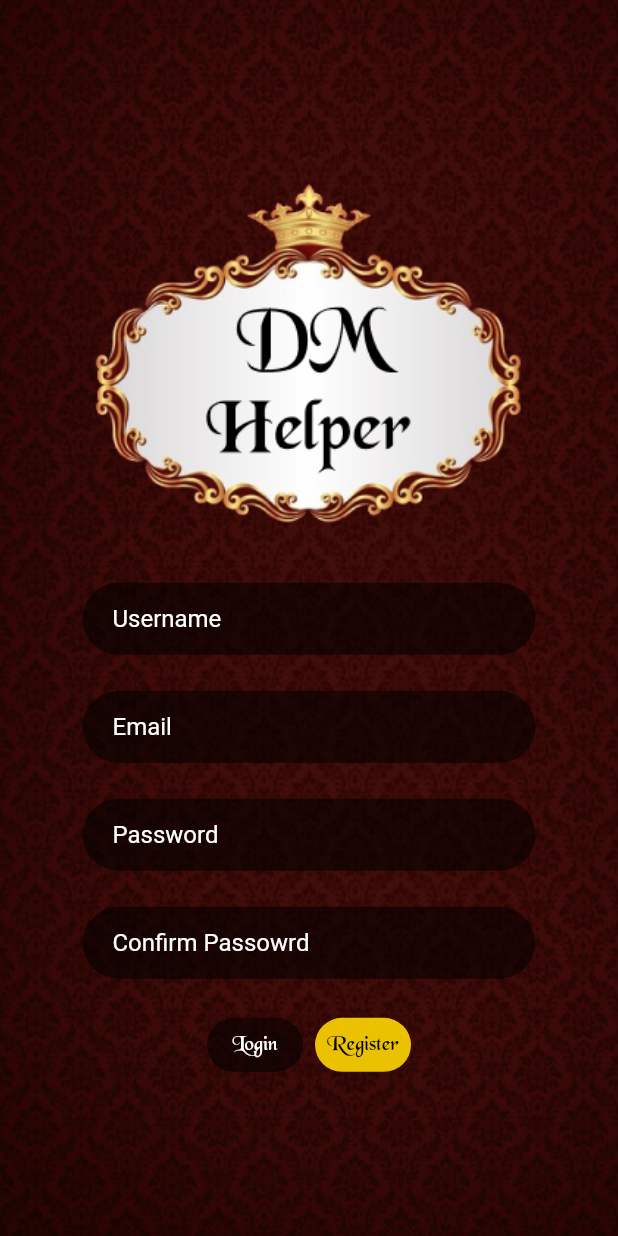
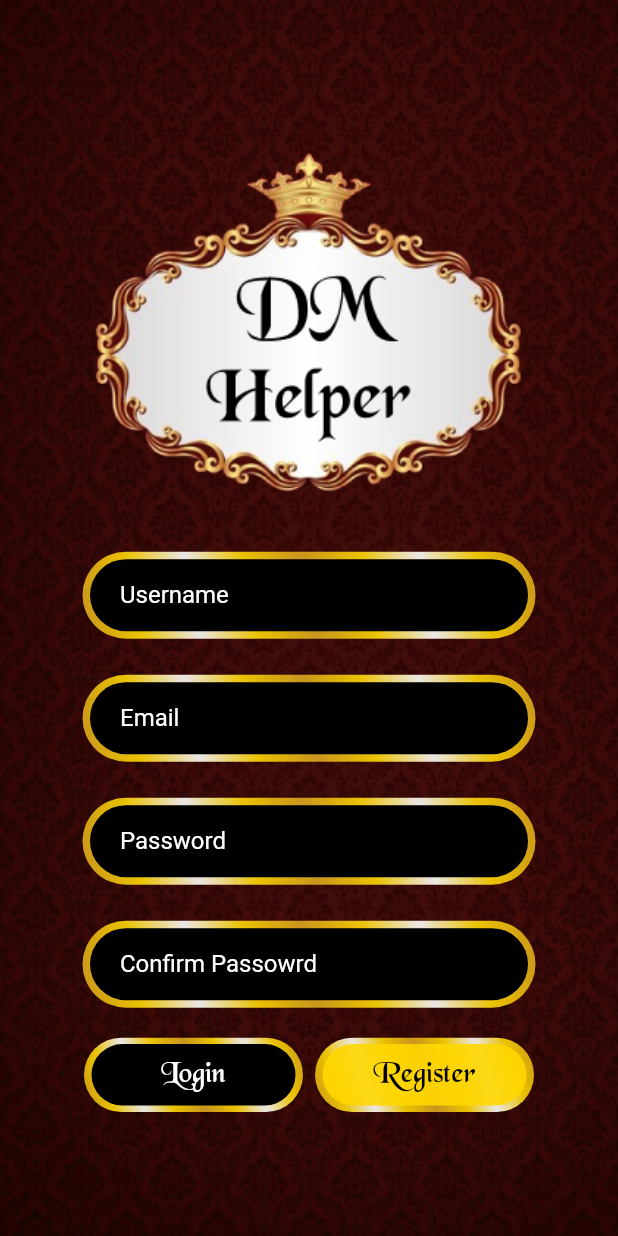
Before and after one commit to AlfonsoSarro/dm_helper, a Flutter app: the LoginPage screen opened directly, after a tap on "Login", after a tap on "Register", on a phone screen of 412 x 824 dp. Run offline on Flutter 3.47's test engine with Material 2 defaults, Android fonts, the phone set to English and light mode, and no system bars; our stand-ins replace firebase_auth, firebase_core, shimmer; accounts and stored records are empty.

Commit message:
Started fixing the themes

```diff
--- /dev/null
+++ b/lib/data/themes.dart
@@ -0,0 +1,40 @@
+import 'package:flutter/material.dart';
+import 'package:shimmer/shimmer.dart';
+
+class MyThemes {
+  static LinearGradient goldGradient = const LinearGradient(
+    begin: Alignment.bottomLeft,
+    end: Alignment.topRight,
+    colors: <Color>[
+      Color(0xe5DAA520),
+      Color(0xe5FFD700),
+      Color(0xe5FFFFFF),
+      Color(0xe5FFD700),
+      Color(0xe5DAA520),
+      Color(0xe5FFD700),
+      Color(0xe5FFFFFF),
+      Color(0xe5FFD700),
+      Color(0xe5DAA520),
+    ]
+  );
+
+  static Color primary = const Color(0xe5FFD700);
+
+  static Text primaryText(String text) => Text(
+    text,
+    style: TextStyle(
+      color: Colors.black,
+      fontFamily: 'blackchancery',
+      fontSize: 20,
+    ),
+  );
+
+  static Text secondaryText(String text) => Text(
+    text,
+    style: TextStyle(
+      color: Colors.white,
+      fontFamily: 'blackchancery',
+      fontSize: 20,
+    ),
+  );
+}
--- a/lib/main.dart
+++ b/lib/main.dart
@@ -24,7 +24,7 @@ class MyApp extends StatelessWidget {
         primarySwatch: Colors.blue,
       ),
       debugShowCheckedModeBanner: false,
-      home: const MapPage(),
+      home: const LoginPage(),
     );
   }
 }
--- a/lib/pages/login.dart
+++ b/lib/pages/login.dart
@@ -1,3 +1,4 @@
+import 'package:dm_helper/data/themes.dart';
 import 'package:flutter/material.dart';
 import '../control/authentication.dart';
 import '../widgets/filled_button.dart';
@@ -88,15 +89,17 @@ class _LoginPage extends State<LoginPage> {
                 ButtonBar(
                     mainAxisSize: MainAxisSize.min,
                     children: <Widget>[
-                      FilledButton(text: 'Login',
-                        colorBack: const Color(0xe5ffd700),
-                        colorText: const Color(0xFF000000),
+                      FilledButton(
+                        text: MyThemes.primaryText("Login"),
+                        colorBack: MyThemes.primary,
                         callback: loginFunc,
+                        width: (MediaQuery.of(context).size.width - (CustomTextField.horizontalPadding*2) - 10) / 2,
                       ),
-                      const FilledButton(text: "Register",
-                        colorBack: Color.fromRGBO(0, 0, 0, 0.56),
-                        colorText: Color(0xFFFFFFFF),
+                      FilledButton(
+                        text: MyThemes.secondaryText("Register"),
+                        colorBack: Color.fromRGBO(0, 0, 0, 1.0),
                         pageToShow: RegisterPage(),
+                        width: (MediaQuery.of(context).size.width - (CustomTextField.horizontalPadding*2) - 10) / 2,
                       )
                     ]
                 )
--- a/lib/pages/register.dart
+++ b/lib/pages/register.dart
@@ -1,6 +1,7 @@
 // ignore_for_file: avoid_print
 
 import 'package:dm_helper/control/authentication.dart';
+import 'package:dm_helper/data/themes.dart';
 import 'package:flutter/material.dart';
 import '../widgets/filled_button.dart';
 import '../widgets/custom_text_field.dart';
@@ -116,15 +117,17 @@ class _RegisterPage extends State<RegisterPage> {
                       ButtonBar(
                           mainAxisSize: MainAxisSize.min,
                           children: <Widget>[
-                            FilledButton(text: "Login",
-                              colorBack: Color.fromRGBO(0, 0, 0, 0.56),
-                              colorText: Color(0xFFFFFFFF),
+                            FilledButton(
+                              text: MyThemes.secondaryText("Login"),
+                              colorBack: Color.fromRGBO(0, 0, 0, 1.0),
                               callback: () {Navigator.pop(context);},
+                              width: (MediaQuery.of(context).size.width - (CustomTextField.horizontalPadding*2) - 10 - 30) / 2,
                             ),
-                            FilledButton(text: 'Register',
+                            FilledButton(
+                              text: MyThemes.primaryText("Register"),
                               colorBack: const Color(0xe5ffd700),
-                              colorText: const Color(0xFF000000),
                               callback: registerFunc,
+                              width: (MediaQuery.of(context).size.width - (CustomTextField.horizontalPadding*2) - 10 - 30) / 2,
                             )
                           ]
                       )
--- a/lib/widgets/custom_text_field.dart
+++ b/lib/widgets/custom_text_field.dart
@@ -1,9 +1,12 @@
 import 'package:flutter/material.dart';
+import '../data/themes.dart';
 
 class CustomTextField extends StatelessWidget {
   final String hint;
   final bool pass;
   final TextEditingController? controller;
+  static const double horizontalPadding = 40;
+  static const double verticalPadding = 12;
 
   //const CustomTextField(this.hint, this.pass, {super.key});
   const CustomTextField({
@@ -17,11 +20,17 @@ class CustomTextField extends StatelessWidget {
   Widget build(BuildContext context) {
     return Padding(
         padding: const EdgeInsets.only(
-          left: 40,
-          top: 12,
-          right: 40,
-          bottom: 12,
+          left: horizontalPadding,
+          top: verticalPadding,
+          right: horizontalPadding,
+          bottom: verticalPadding,
         ),
+        child: Container(
+          decoration: BoxDecoration(
+              gradient: MyThemes.goldGradient,
+              borderRadius: const BorderRadius.all(Radius.circular(50))
+          ),
+          padding: const EdgeInsets.fromLTRB(5, 5, 5, 5),
           child: TextField(
               controller: controller,
               style: const TextStyle(
@@ -35,7 +44,7 @@ class CustomTextField extends StatelessWidget {
                       right: 20
                   ),
                   filled: true,
-                fillColor: const Color.fromRGBO(0, 0, 0, 0.56),
+                  fillColor: const Color.fromRGBO(0, 0, 0, 1),
                   hintStyle: const TextStyle(color: Colors.white),
                   hintText: hint,
                   border: OutlineInputBorder(
@@ -43,6 +52,7 @@ class CustomTextField extends StatelessWidget {
                     borderRadius: BorderRadius.circular(50),
                   )
               )
+          ),
         )
     );
   }
--- a/lib/widgets/filled_button.dart
+++ b/lib/widgets/filled_button.dart
@@ -1,26 +1,34 @@
+import 'package:dm_helper/data/themes.dart';
 import 'package:dm_helper/pages/login.dart';
 import 'package:flutter/material.dart';
 
 class FilledButton extends StatelessWidget {
-  final String text;
+  final Text text;
   final Color colorBack;
-  final Color colorText;
   final Widget pageToShow;
   final VoidCallback? callback;
+  final double? width;
 
   //const FilledButton(this.text, this.colorBack, this.colorText, {super.key});
   const FilledButton({
     Key? key,
     required this.text,
     this.colorBack = Colors.white,
-    this.colorText = Colors.black,
     this.pageToShow = const LoginPage(),
     this.callback,
+    this.width,
   }) : super(key: key);
 
   @override
   Widget build(BuildContext context) {
-    return TextButton(
+    return Container(
+      width: width,
+      decoration: BoxDecoration(
+        gradient: MyThemes.goldGradient,
+        borderRadius: const BorderRadius.all(Radius.circular(50))
+      ),
+      padding: const EdgeInsets.fromLTRB(5, 0.8, 5, 0.8),
+      child: TextButton(
         onPressed: () {
           if (callback == null) {
             Navigator.of(context).push(MaterialPageRoute(builder: (context) => pageToShow));
@@ -36,14 +44,9 @@ class FilledButton extends StatelessWidget {
               )
           ),
           backgroundColor: MaterialStateProperty.all(colorBack),
-      ),
-      child: Text(
-        text,
-        style: TextStyle(
-          color: colorText,
-          fontFamily: 'blackchancery',
 
         ),
+        child: text
       ),
     );
   }
--- a/pubspec.yaml
+++ b/pubspec.yaml
@@ -40,6 +40,7 @@ dependencies:
   firebase_core: ^2.4.1
   firebase_auth: ^4.2.5
   image: ^4.0.7
+  shimmer: ^2.0.0
 
 dev_dependencies:
   flutter_test:
```
Also changed, not shown: pubspec.lock. Lines whose indentation alone changed are shown as unchanged.
